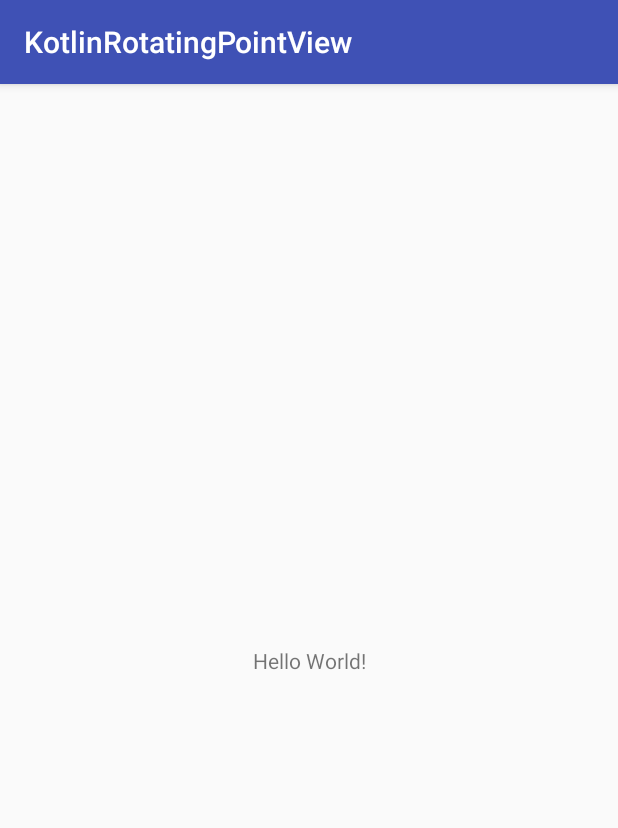
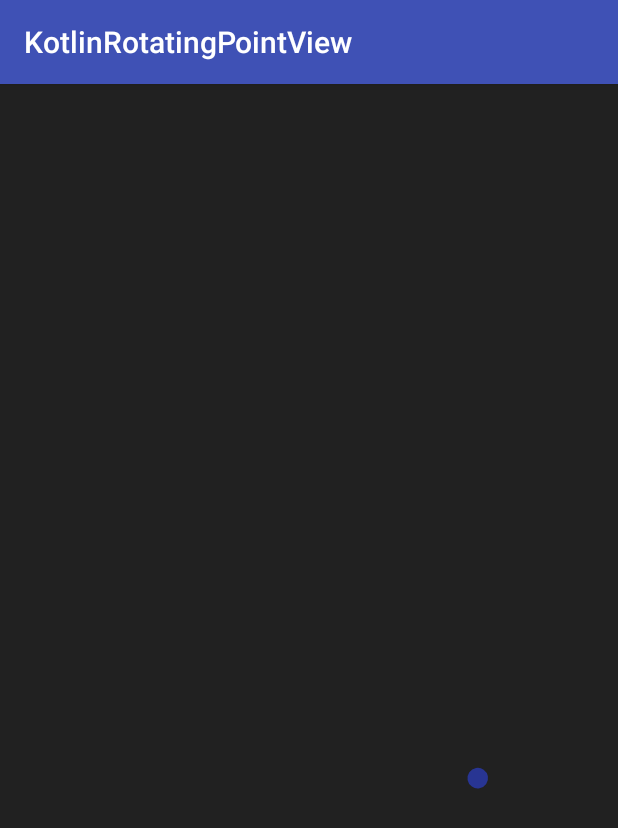
Before and after one commit to Anwesh43/KotlinRotatingPointView, an Android app: the screen it shows after launch (MainActivity), on a phone screen of 412 x 824 dp. Shown: the top 828 px of the screen. Run offline under Robolectric (Android 15) with nearby library versions, the phone set to English and light mode, and no system bars.

```diff
--- a/app/build.gradle
+++ b/app/build.gradle
@@ -29,6 +29,7 @@ dependencies {
     compile 'com.android.support.constraint:constraint-layout:1.0.2'
     testCompile 'junit:junit:4.12'
     compile "org.jetbrains.kotlin:kotlin-stdlib-jre7:$kotlin_version"
+    compile project(":rotatingpointview")
 }
 repositories {
     mavenCentral()
--- a/app/src/main/java/ui/anwesome/com/kotlinrotatingpointview/MainActivity.kt
+++ b/app/src/main/java/ui/anwesome/com/kotlinrotatingpointview/MainActivity.kt
@@ -2,11 +2,12 @@ package ui.anwesome.com.kotlinrotatingpointview
 
 import android.support.v7.app.AppCompatActivity
 import android.os.Bundle
+import ui.anwesome.com.rotatingpointview.RotatingPointView
 
 class MainActivity : AppCompatActivity() {
 
     override fun onCreate(savedInstanceState: Bundle?) {
         super.onCreate(savedInstanceState)
-        setContentView(R.layout.activity_main)
+        RotatingPointView.create(this)
     }
 }
```
